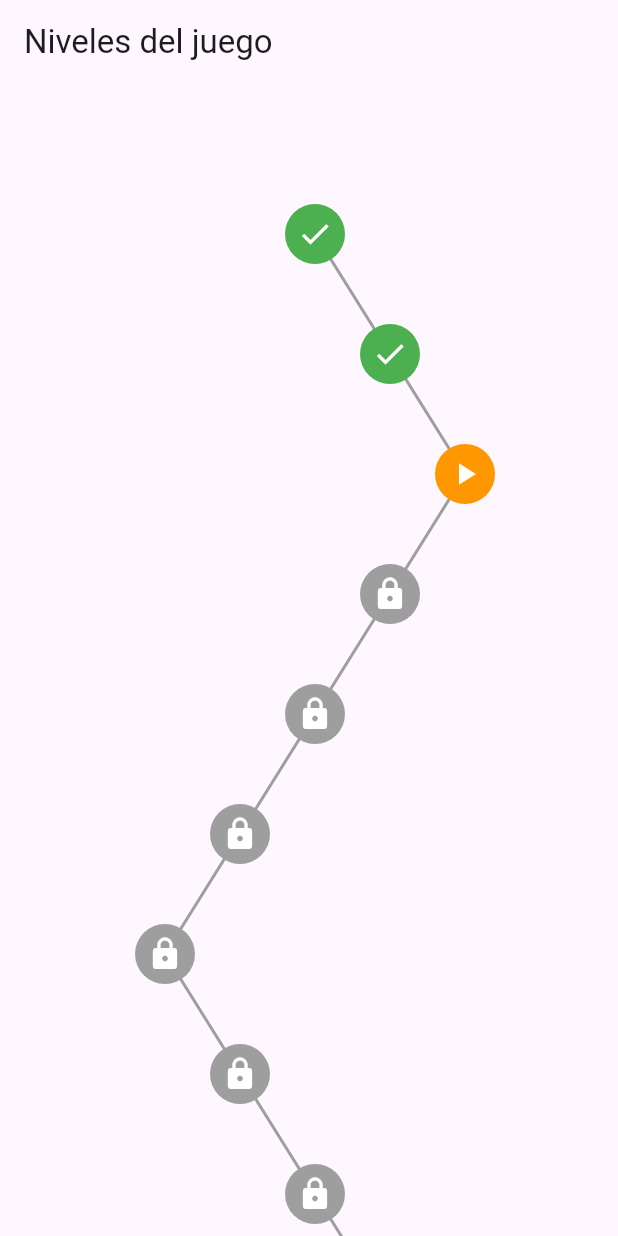
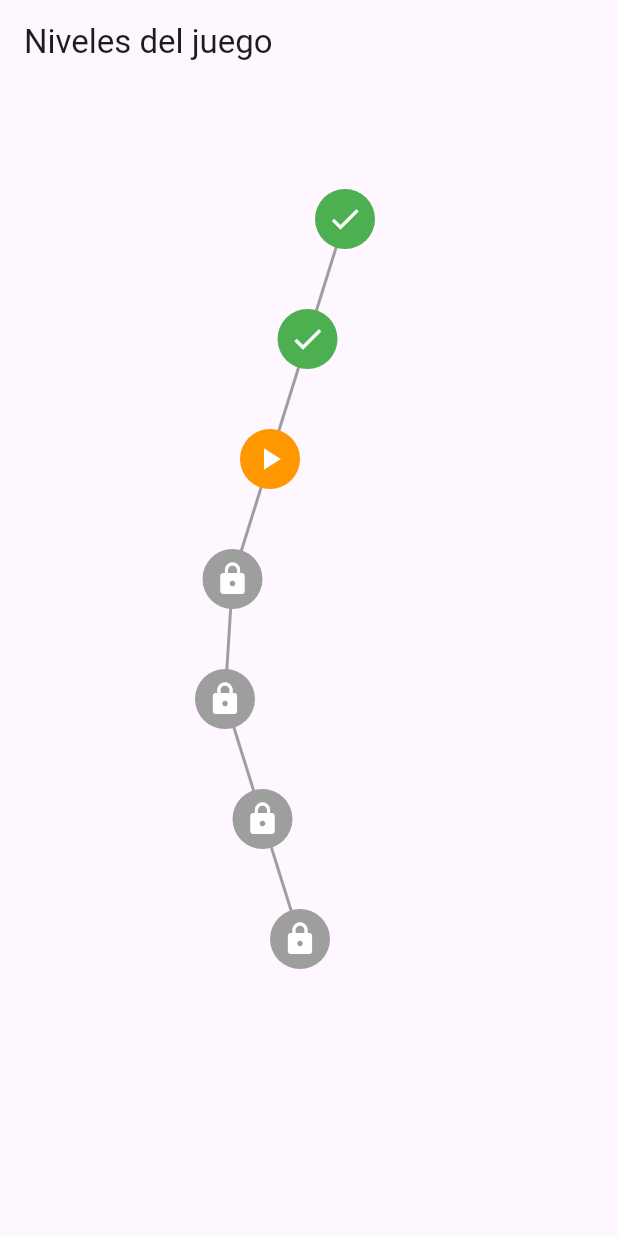
Before and after one commit to mazoku1999/mapa_niveles_bytegenious, a Flutter app: the screen it shows after launch, on a phone screen of 412 x 824 dp. Run offline on Flutter 3.47's test engine with Material 3 defaults, Android fonts, the phone set to English and light mode, and no system bars.

Commit message:
Se mejoro los mapas, ya son dinamicos y se ven mejor, version 3

```diff
--- a/lib/main.dart
+++ b/lib/main.dart
@@ -1,3 +1,5 @@
+import 'dart:math';
+
 import 'package:flutter/material.dart';
 
 void main() {
@@ -20,36 +22,102 @@ class LevelMapScreen extends StatefulWidget {
 
 class _LevelMapScreenState extends State<LevelMapScreen> {
   final List<LevelNode> nodes = [
-    LevelNode(
-        offset: const Offset(210, 100), isUnlocked: true, isCompleted: true),
-    LevelNode(
-        offset: const Offset(260, 180), isUnlocked: true, isCompleted: true),
-    LevelNode(
-        offset: const Offset(310, 260), isUnlocked: true, isCompleted: false),
-    LevelNode(
-        offset: const Offset(260, 340), isUnlocked: false, isCompleted: false),
-    LevelNode(
-        offset: const Offset(210, 420), isUnlocked: false, isCompleted: false),
-    LevelNode(
-        offset: const Offset(160, 500), isUnlocked: false, isCompleted: false),
-    LevelNode(
-        offset: const Offset(110, 580), isUnlocked: false, isCompleted: false),
-    LevelNode(
-        offset: const Offset(160, 660), isUnlocked: false, isCompleted: false),
-    LevelNode(
-        offset: const Offset(210, 740), isUnlocked: false, isCompleted: false),
-    LevelNode(
-        offset: const Offset(260, 820), isUnlocked: false, isCompleted: false),
-    LevelNode(
-        offset: const Offset(310, 900), isUnlocked: false, isCompleted: false),
-    LevelNode(
-        offset: const Offset(260, 980),
-        isFinishedUnlocked: false,
-        isCompleted: false),
+    // LevelNode(
+    //     offset: const Offset(210, 100), isUnlocked: true, isCompleted: true),
+    // LevelNode(
+    //     offset: const Offset(260, 180), isUnlocked: true, isCompleted: true),
+    // LevelNode(
+    //     offset: const Offset(310, 260), isUnlocked: true, isCompleted: false),
+    // LevelNode(
+    //     offset: const Offset(260, 340), isUnlocked: false, isCompleted: false),
+    // LevelNode(
+    //     offset: const Offset(210, 420), isUnlocked: false, isCompleted: false),
+    // LevelNode(
+    //     offset: const Offset(160, 500), isUnlocked: false, isCompleted: false),
+    // LevelNode(
+    //     offset: const Offset(110, 580), isUnlocked: false, isCompleted: false),
+    // LevelNode(
+    //     offset: const Offset(160, 660), isUnlocked: false, isCompleted: false),
+    // LevelNode(
+    //     offset: const Offset(210, 740), isUnlocked: false, isCompleted: false),
+    // LevelNode(
+    //     offset: const Offset(260, 820), isUnlocked: false, isCompleted: false),
+    // LevelNode(
+    //     offset: const Offset(310, 900), isUnlocked: false, isCompleted: false),
+    // LevelNode(
+    //     offset: const Offset(260, 980),
+    //     isFinishedUnlocked: false,
+    //     isCompleted: false),
   ];
+
+  void cargarLevelNodes(int cantidadNiveles) {
+    for (int i = 0; i < cantidadNiveles; i++) {
+      int group = (i ~/ 4) % 2;
+
+      if (group == 0) {
+        // Izquierda
+        nodes.add(
+          LevelNode(
+            offset: Offset(230 - (i % 4) * 25, 90 + (i * 80)),
+            isUnlocked: i < 3,
+            isCompleted: i < 2,
+          ),
+        );
+      } else {
+        // Derecha
+        nodes.add(
+          LevelNode(
+            offset: Offset(150 + (i % 4) * 25, 90 + (i * 80)),
+            isUnlocked: i < 3,
+            isCompleted: i < 2,
+          ),
+        );
+      }
+    }
+  }
+
+  //los offsets deben ser como los de arriba dx de 50 en 50 y dy de 80 en 80, todo dinamicamente
+  // void cargarLevelNodes(int cantidadNiveles) {
+  //   for (int i = 0; i < cantidadNiveles; i++) {
+  //     int group;
+  //     if (i < 4) {
+  //       group = 0; // O cualquier valor que desees para los primeros tres nodos
+  //     } else {
+  //       group = ((i - 3) ~/ 4) % 2;
+  //     }
+
+  //     if (group == 0) {
+  //       // Izquierda
+  //       nodes.add(
+  //         LevelNode(
+  //           offset: Offset(210 - ((i - 3) % 4) * 15, 90 + (i * 80)),
+  //           isUnlocked: false,
+  //           isCompleted: false,
+  //         ),
+  //       );
+  //     } else {
+  //       // Derecha
+  //       nodes.add(
+  //         LevelNode(
+  //           offset: Offset(170 + ((i - 3) % 4) * 15, 90 + (i * 80)),
+  //           isUnlocked: false,
+  //           isCompleted: false,
+  //         ),
+  //       );
+  //     }
+  //   }
+  // }
+
+  @override
+  void initState() {
+    cargarLevelNodes(7);
+    super.initState();
+  }
 
   @override
   Widget build(BuildContext context) {
+    final double maxHeight =
+        nodes.map((node) => node.offset!.dy).reduce((a, b) => max(a, b)) + 80;
     return Scaffold(
       appBar: AppBar(
         title: const Text('Niveles del juego'),
@@ -57,7 +125,8 @@ class _LevelMapScreenState extends State<LevelMapScreen> {
       body: SingleChildScrollView(
         child: SizedBox(
           width: double.infinity,
-          height: 1080, // Aumentar el tamaño del height para permitir el scroll
+          height:
+              maxHeight, // Aumentar el tamaño del height para permitir el scroll
           child: Stack(
             children: [
               CustomPaint(
@@ -65,7 +134,7 @@ class _LevelMapScreenState extends State<LevelMapScreen> {
                     double.infinity, 1080), // Ajustar tamaño del CustomPaint
                 painter: LevelMapPainter(nodes),
               ),
-              ...nodes.map((node) => LevelNodeWidget(node: node)).toList(),
+              ...nodes.map((node) => LevelNodeWidget(node: node)),
             ],
           ),
         ),
@@ -82,8 +151,8 @@ class LevelNodeWidget extends StatelessWidget {
   @override
   Widget build(BuildContext context) {
     return Positioned(
-      left: node.offset.dx - 20,
-      top: node.offset.dy - 20,
+      left: node.offset!.dx - 20,
+      top: node.offset!.dy - 20,
       child: GestureDetector(
         onTap: node.isUnlocked ? () => print('Node tapped') : null,
         child: CircleAvatar(
@@ -127,13 +196,13 @@ class LevelNodeWidget extends StatelessWidget {
 }
 
 class LevelNode {
-  final Offset offset;
+  final Offset? offset;
   final bool isUnlocked;
   final bool isCompleted;
   final bool? isFinishedUnlocked;
 
   LevelNode({
-    required this.offset,
+    this.offset,
     this.isUnlocked = false,
     this.isCompleted = false,
     this.isFinishedUnlocked,
@@ -152,7 +221,8 @@ class LevelMapPainter extends CustomPainter {
       ..strokeWidth = 2.0;
 
     for (int i = 0; i < nodes.length - 1; i++) {
-      canvas.drawLine(nodes[i].offset, nodes[i + 1].offset, paint);
+      canvas.drawLine(nodes[i].offset ?? Offset(0, 0),
+          nodes[i + 1].offset ?? Offset(0, 0), paint);
     }
   }
 
```
